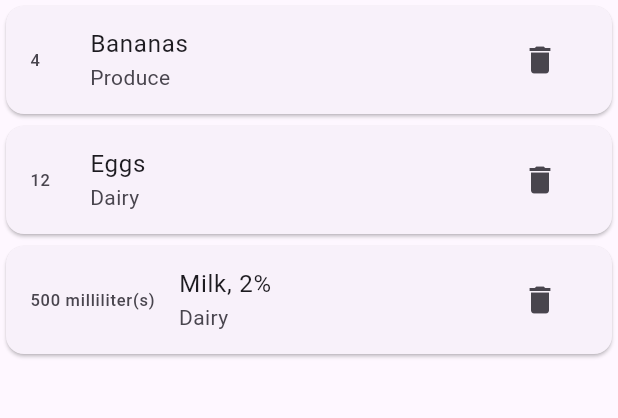
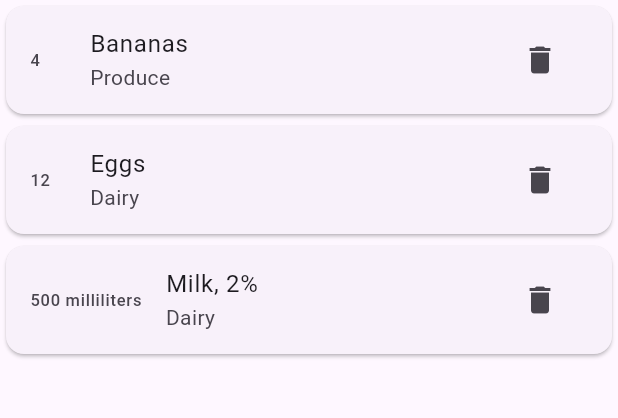
Before and after one commit to tim-spinney/grocery_shopper, a Flutter app: the screen it shows after launch, on a phone screen of 412 x 824 dp, the part 84-502 px from its top. Run offline on Flutter 3.47's test engine with Material 3 defaults, Android fonts, the phone set to English and light mode, and no system bars; our stand-ins replace cloud_firestore, firebase_core, go_router, yaml; accounts and stored records are empty; generated files the repository leaves out were written again.

Commit message:
i18n and l10n: added translations for most of our UI text for English and Spanish

```diff
--- /dev/null
+++ b/l10n.yaml
@@ -0,0 +1,3 @@
+arb-dir: lib/l10n
+template-arb-file: app_en.arb
+output-localization-file: app_localizations.dart
--- a/lib/app_scaffold.dart
+++ b/lib/app_scaffold.dart
@@ -3,6 +3,7 @@ import 'package:go_router/go_router.dart';
 import 'package:provider/provider.dart';
 import 'models/shopping_list.dart';
 import 'new_item_forms.dart';
+import 'package:flutter_gen/gen_l10n/app_localizations.dart';
 
 const newItemDialogs = {
   '/shoppingList': NewShoppingItemForm(),
@@ -29,7 +30,7 @@ class AppScaffold extends StatelessWidget {
     return Scaffold(
         appBar: AppBar(
           backgroundColor: Theme.of(context).colorScheme.inversePrimary,
-          title: const Text("Grocery Shopper"),
+          title: Text(AppLocalizations.of(context)!.groceryShopper),
           actions: [
             const Icon(Icons.shopping_cart_outlined),
             Text('${context.watch<ShoppingList>().numItems}'),
--- a/lib/inventory_item_view.dart
+++ b/lib/inventory_item_view.dart
@@ -2,6 +2,7 @@ import 'package:flutter/material.dart';
 import 'package:provider/provider.dart';
 import '../models/inventory_item.dart';
 import 'models/inventory.dart';
+import 'package:flutter_gen/gen_l10n/app_localizations.dart';
 
 enum _MenuAction {
   addToShoppingList,
@@ -21,7 +22,9 @@ class InventoryItemView extends StatelessWidget {
   Widget build(BuildContext context) {
     return ListTile(
       title: Text(item.name),
-      leading: Text(item.quantityWithUnitSuffix),
+      leading: Text(
+        AppLocalizations.of(context)!.quantityWithUnitSuffix(item.quantity, item.unit.name)
+      ),
       trailing: MenuAnchor(
         menuChildren: [
           MenuItemButton(
--- /dev/null
+++ b/lib/l10n/app_es.arb
@@ -0,0 +1,5 @@
+{
+  "groceryShopper": "App de Comprador",
+  "remove": "quitar",
+  "quantityWithUnitSuffix": "{quantity, plural, =1{{quantity} {unitName, select, gram{gramo} milliliter{mililitro} other{}}} other{{quantity} {unitName, select, gram{gramos} milliliter{mililitros} other{}}}}"
+}
--- a/lib/main.dart
+++ b/lib/main.dart
@@ -14,6 +14,8 @@ import 'new_item_forms.dart';
 import 'shopping_list_view.dart';
 import 'category_list_provider.dart';
 import 'firebase_options.dart';
+import 'package:flutter_localizations/flutter_localizations.dart';
+import 'package:flutter_gen/gen_l10n/app_localizations.dart';
 
 void main() async {
   WidgetsFlutterBinding.ensureInitialized();
@@ -73,6 +75,16 @@ class MyApp extends StatelessWidget {
           ),
           debugShowCheckedModeBanner: false,
           routerConfig: _router,
+          localizationsDelegates: const [
+            AppLocalizations.delegate,
+            GlobalMaterialLocalizations.delegate,
+            GlobalWidgetsLocalizations.delegate,
+            GlobalCupertinoLocalizations.delegate,
+          ],
+          supportedLocales: const [
+            Locale('en'), // English
+            Locale('es'), // Spanish
+          ],
         ),
       ),
     );
--- a/lib/models/item_base.dart
+++ b/lib/models/item_base.dart
@@ -10,11 +10,4 @@ class ItemBase {
   final ItemUnit unit;
 
   const ItemBase({required this.name, required this.quantity, required this.unit});
-
-  String get quantityWithUnitSuffix {
-    if(unit == ItemUnit.each) {
-      return '$quantity';
-    }
-    return '$quantity ${unit.name}(s)';
-  }
 }
--- a/lib/shopping_list_item.dart
+++ b/lib/shopping_list_item.dart
@@ -3,6 +3,7 @@ import 'package:grocery_shopper/models/shopping_list.dart';
 import 'package:provider/provider.dart';
 import 'models/grocery_item.dart';
 import 'models/item_base.dart';
+import 'package:flutter_gen/gen_l10n/app_localizations.dart';
 
 class ShoppingListItem extends StatelessWidget {
   final int groceryItemIndex;
@@ -23,7 +24,7 @@ class ShoppingListItem extends StatelessWidget {
       child: ListTile(
         title: Text(groceryItem.name),
         subtitle: Text(groceryItem.category),
-        leading: Text(groceryItem.quantityWithUnitSuffix),
+        leading: Text(AppLocalizations.of(context)!.quantityWithUnitSuffix(groceryItem.quantity, groceryItem.unit.name)),
         trailing: IconButton(
           icon: const Icon(Icons.delete),
           onPressed: () {
--- a/pubspec.yaml
+++ b/pubspec.yaml
@@ -39,6 +39,9 @@ dependencies:
   # The following adds the Cupertino Icons font to your application.
   # Use with the CupertinoIcons class for iOS style icons.
   cupertino_icons: ^1.0.2
+  flutter_localizations:
+    sdk: flutter
+  intl: any
 
 dev_dependencies:
   flutter_test:
@@ -57,7 +60,7 @@ dev_dependencies:
 
 # The following section is specific to Flutter packages.
 flutter:
-
+  generate: true
   # The following line ensures that the Material Icons font is
   # included with your application, so that you can use the icons in
   # the material Icons class.
```
Also changed, not shown: lib/l10n/app_en.arb (added, +18 -0 lines), pubspec.lock.
